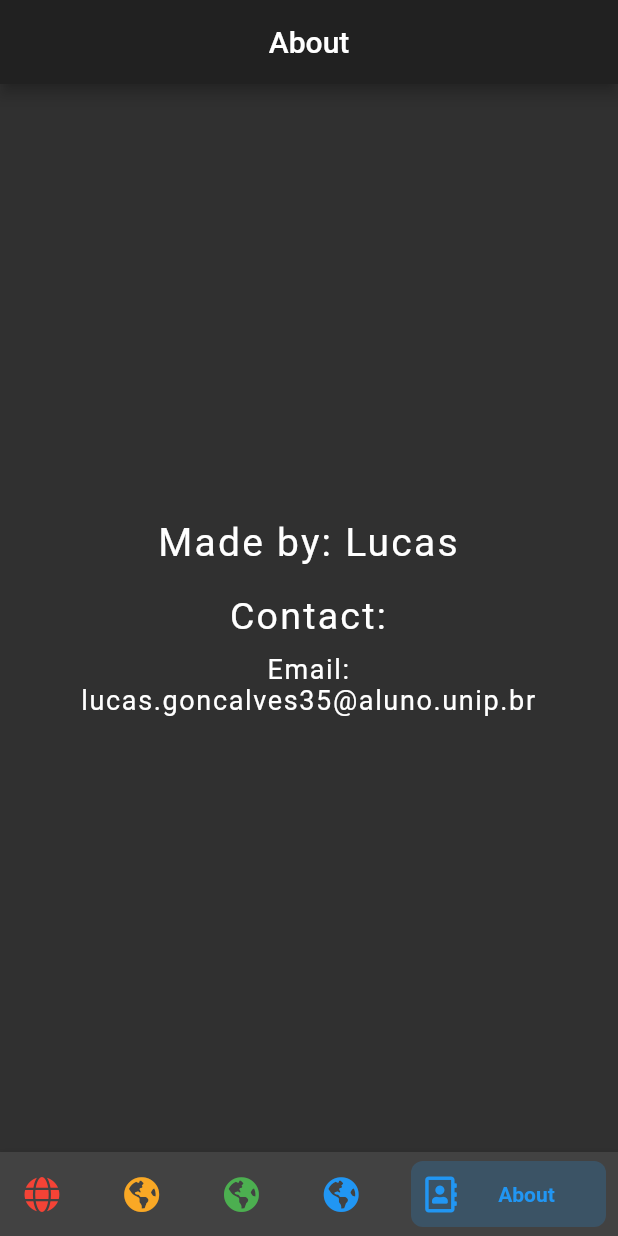
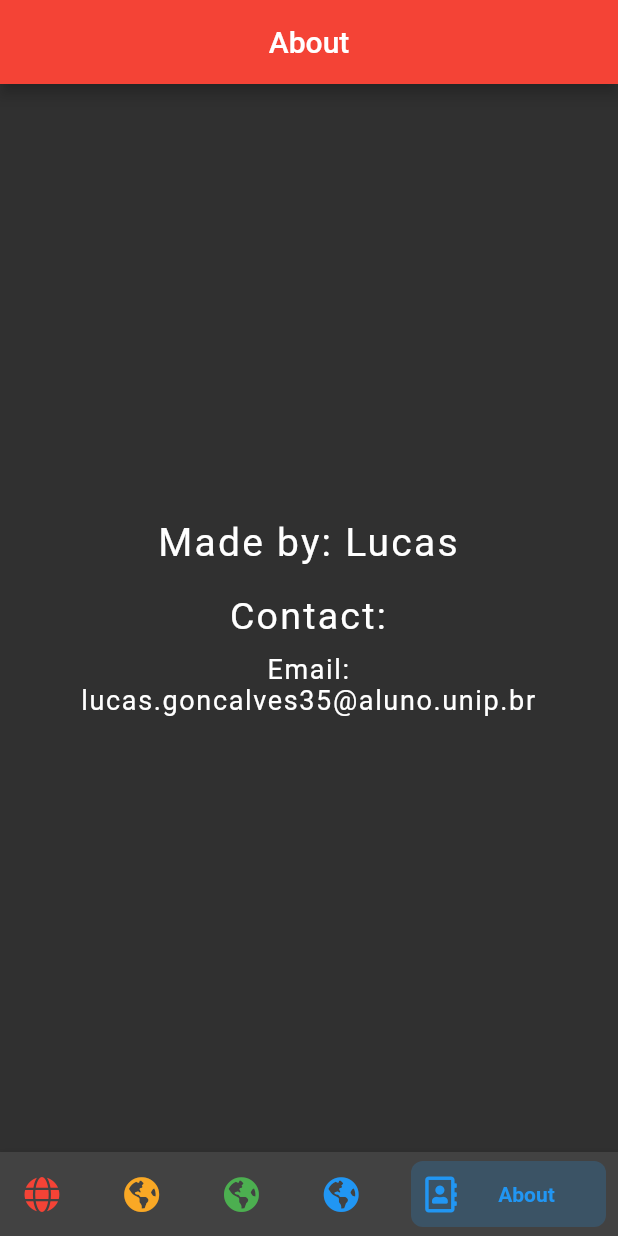
Before and after one commit to WSixx/conews_flutter, a Flutter app: the HomeScreen screen opened directly, swiped to page 5, on a phone screen of 412 x 824 dp. Run offline on Flutter 3.47's test engine with Material 2 defaults, Android fonts, the light colour scheme and no system bars; drawn by our look-alikes of bottom_navy_bar; our stand-ins replace charts_flutter, flutter_spinkit, font_awesome_flutter, shared_preferences; missing offline and left inert: firebase_admob, flutter_config; accounts and stored records are empty; network calls fail; statements that could not run were skipped.

Commit message:
ThemeUpdate

```diff
--- a/lib/screens/brasil_screen.dart
+++ b/lib/screens/brasil_screen.dart
@@ -44,7 +44,7 @@ class _BrazilState extends State<Brazil> {
         padding: const EdgeInsets.only(left: 18.0, right: 18.0, bottom: 32.0),
         child: Column(
           mainAxisAlignment: MainAxisAlignment.spaceEvenly,
-          children: <Widget>[
+          children: [
             Text(getJsonApi.country),
             MyBox(
               title: languages.totalCases(context),
@@ -81,7 +81,9 @@ class _BrazilState extends State<Brazil> {
                   final apiData = await apiModel.getCountryLive2();
                   getJsonApi.updateUi2(apiData);
                 },
-                style: OutlinedButton.styleFrom(shape: kButtonOutlineShape),
+                style: OutlinedButton.styleFrom(
+                  shape: kButtonOutlineShape,
+                ),
                 child: rowOutlineButton(context),
               ),
             ),
--- a/lib/screens/chart_screen.dart
+++ b/lib/screens/chart_screen.dart
@@ -178,8 +178,9 @@ class _ChartPageState extends State<ChartPage> {
                             defaultRenderer: charts.ArcRendererConfig(
                               arcRendererDecorators: [
                                 charts.ArcLabelDecorator(
-                                    labelPosition:
-                                        charts.ArcLabelPosition.outside),
+                                  labelPosition:
+                                      charts.ArcLabelPosition.outside,
+                                ),
                               ],
                             ),
                           ),
--- a/lib/screens/global_screen.dart
+++ b/lib/screens/global_screen.dart
@@ -59,13 +59,13 @@ class _GlobalState extends State<Global> {
         appBar: AppBar(),
         icone: FontAwesomeIcons.virus,
         title: 'COVID-19 GLOBAL',
-        backgroundColor: Colors.red[800],
+        backgroundColor: Theme.of(context).primaryColor,
       ),
       body: Padding(
         padding: const EdgeInsets.only(left: 18.0, right: 18.0, bottom: 32.0),
         child: Column(
           mainAxisAlignment: MainAxisAlignment.spaceEvenly,
-          children: <Widget>[
+          children: [
             MyBox(
               title: languages.totalCases(context),
               totalPassado: totalConfirmados,
--- a/lib/screens/home_screen.dart
+++ b/lib/screens/home_screen.dart
@@ -65,15 +65,17 @@ class _HomeScreenState extends State<HomeScreen> {
         selectedIndex: _selectedPage,
         itemCornerRadius: 8,
         curve: Curves.easeInBack,
-        onItemSelected: (int index) => setState(() {
-          _selectedPage = index;
-          _pageController.jumpToPage(index);
-        }),
+        onItemSelected: (int index) => setState(
+          () {
+            _selectedPage = index;
+            _pageController.jumpToPage(index);
+          },
+        ),
         items: [
           BottomNavyBarItem(
             icon: const Icon(FontAwesomeIcons.globe),
             title: const Text('Global'),
-            activeColor: Colors.red,
+            activeColor: Theme.of(context).primaryColor,
             textAlign: TextAlign.center,
           ),
           BottomNavyBarItem(
--- a/lib/screens/other_countries_screen.dart
+++ b/lib/screens/other_countries_screen.dart
@@ -38,7 +38,7 @@ class _OtherCountriesState extends State<OtherCountries> {
         appBar: AppBar(),
         icone: FontAwesomeIcons.virus,
         title: 'COVID-19',
-        backgroundColor: Colors.red[800],
+        backgroundColor: Theme.of(context).primaryColor,
       ),
       body: ListView.builder(
         itemCount: 185,
@@ -58,7 +58,7 @@ class _OtherCountriesState extends State<OtherCountries> {
               children: [
                 Column(
                   mainAxisAlignment: MainAxisAlignment.spaceEvenly,
-                  children: <Widget>[
+                  children: [
                     Text(
                       takePais(index).country,
                       style: kNameCountryTextStyle12,
--- a/lib/screens/usa_screen.dart
+++ b/lib/screens/usa_screen.dart
@@ -35,13 +35,13 @@ class _UsaState extends State<Usa> {
         appBar: AppBar(),
         icone: FontAwesomeIcons.virus,
         title: 'COVID-19 USA',
-        backgroundColor: Colors.red[800],
+        backgroundColor: Theme.of(context).primaryColor,
       ),
       body: Padding(
         padding: const EdgeInsets.only(left: 18.0, right: 18.0, bottom: 32.0),
         child: Column(
           mainAxisAlignment: MainAxisAlignment.spaceEvenly,
-          children: <Widget>[
+          children: [
             Text(getJsonApi.country),
             MyBox(
               title: languages.totalCases(context),
--- a/lib/theme/theme.dart
+++ b/lib/theme/theme.dart
@@ -2,15 +2,29 @@ import 'package:flutter/material.dart';
 import 'package:shared_preferences/shared_preferences.dart';
 
 ThemeData light = ThemeData(
-    brightness: Brightness.light,
-    primarySwatch: Colors.indigo,
-    accentColor: Colors.pink,
-    scaffoldBackgroundColor: const Color(0xfff1f1ff));
+  brightness: Brightness.light,
+  primaryColor: Colors.red,
+  accentColor: Colors.pink,
+  scaffoldBackgroundColor: const Color(0xfff1f1ff),
+  textTheme: ThemeData.light().textTheme.copyWith(
+        headline6: const TextStyle(
+          fontSize: 20,
+          fontWeight: FontWeight.w700,
+          //fontFamily: 'RobotoCondensed',
+        ),
+      ),
+);
 
 ThemeData dark = ThemeData(
   brightness: Brightness.dark,
-  primarySwatch: Colors.indigo,
+  primaryColor: Colors.red,
   accentColor: Colors.pink,
+  textTheme: ThemeData.dark().textTheme.copyWith(
+        headline6: const TextStyle(
+          fontSize: 20, fontWeight: FontWeight.w700,
+          //fontFamily: 'RobotoCondensed',
+        ),
+      ),
 );
 
 class ThemeNotifier extends ChangeNotifier {
--- a/lib/utilities/get_json_api.dart
+++ b/lib/utilities/get_json_api.dart
@@ -1,4 +1,4 @@
-import 'package:flutter/cupertino.dart';
+import 'package:flutter/foundation.dart';
 
 class GetJsonApi {
   final int selectedCountry;
--- a/pubspec.yaml
+++ b/pubspec.yaml
@@ -3,7 +3,7 @@ description: Covid News.
 
 publish_to: 'none' # Remove this line if you wish to publish to pub.dev
 
-version: 1.0.0+5
+version: 1.0.0+6
 
 environment:
   sdk: ">=2.7.0 <3.0.0"
```
Also changed, not shown: lib/screens/loading_screen.dart (+12 -7 lines), lib/widgets/app_bar.dart (+6 -2 lines), lib/widgets/bottom_widget.dart (+13 -6 lines), lib/widgets/my_box.dart (+16 -4 lines), lib/widgets/row_outlined_button.dart (+6 -3 lines).
